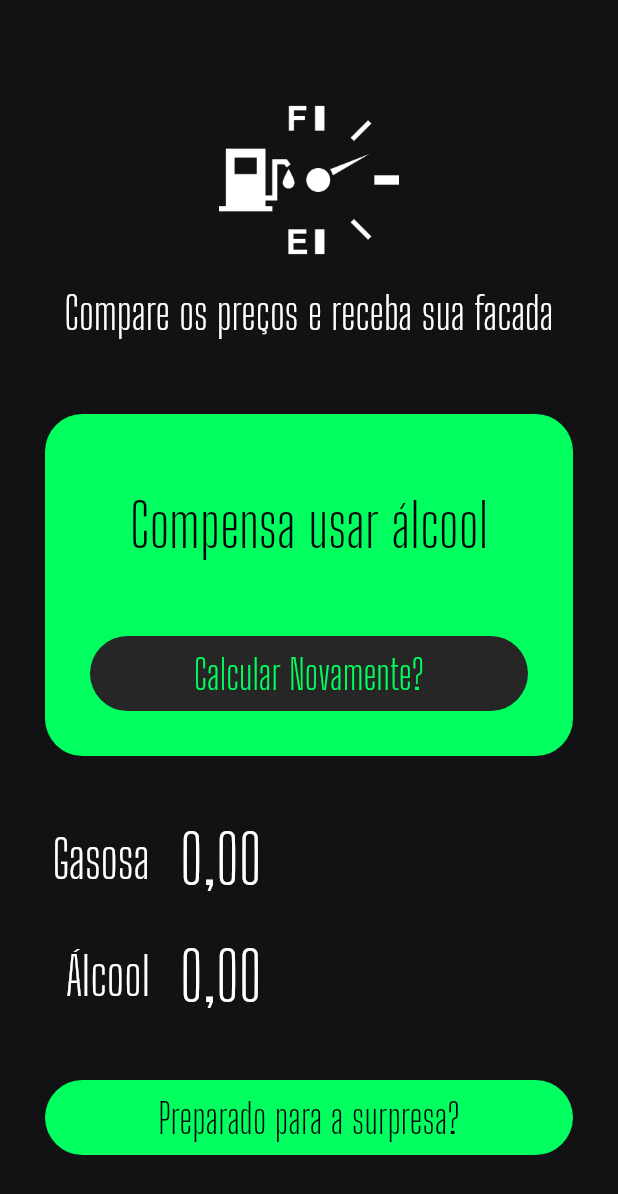
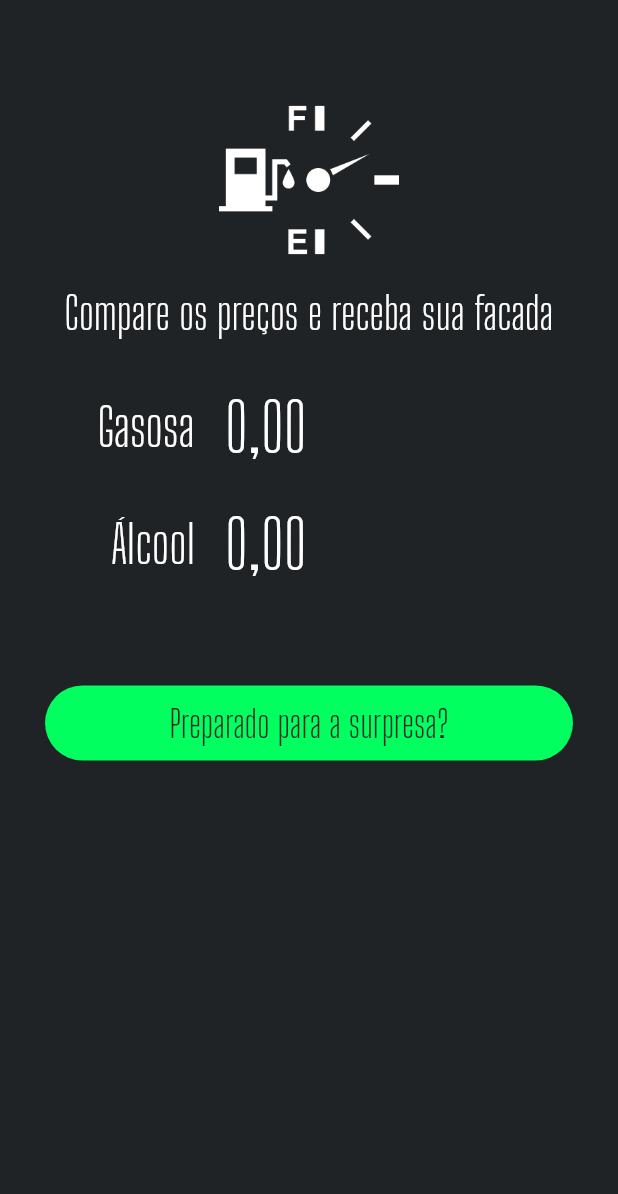
Before and after one commit to EliMarins/one_or_other, a Flutter app: the screen it shows after launch, on a phone screen of 412 x 824 dp. Shown: the top 1194 px of the screen. Run offline on Flutter 3.47's test engine with Material 2 defaults, Android fonts, the phone set to English and light mode, and no system bars; our stand-ins replace flutter_masked_text.

Commit message:
Projeto quase finalizado, foi realizado mudancas na estrutura

```diff
--- a/lib/main.dart
+++ b/lib/main.dart
@@ -1,6 +1,9 @@
 import 'package:flutter/material.dart';
 import 'package:flutter_masked_text/flutter_masked_text.dart';
+import 'package:one_or_other/widgets/loading-button.widget.dart';
 import 'package:one_or_other/widgets/logo.widget.dart';
+import 'package:one_or_other/widgets/submit-file.widget.dart';
+import 'package:one_or_other/widgets/sucess.widget.dart';
 
 import 'widgets/input.widget.dart';
 
@@ -29,84 +32,16 @@
   @override
   Widget build(BuildContext context) {
     return Scaffold(
-      backgroundColor: Color(0xff121214),
+      backgroundColor: Color(0xff202326),
       body: ListView(
         children: <Widget>[
           Logo(),
-          Container(
-            margin: EdgeInsets.all(30),
-            decoration: BoxDecoration(
-                color: Color(0xff00ff5f),
-                borderRadius: BorderRadius.circular(
-                  25,
-                )),
-            child: Column(
-              children: <Widget>[
-                SizedBox(
-                  height: 50,
-                ),
-                Text(
-                  "Compensa usar álcool",
-                  style: TextStyle(
-                    color: Colors.black.withOpacity(1.0),
-                    fontSize: 40,
-                    fontFamily: "Big Shoulders Display",
-                  ),
-                  textAlign: TextAlign.center,
-                ),
-                SizedBox(
-                  height: 20,
-                ),
-                Container(
-                    margin: EdgeInsets.all(30),
-                    height: 50,
-                    width: double.infinity,
-                    decoration: BoxDecoration(
-                        color: Color(0xff262626),
-                        borderRadius: BorderRadius.circular(
-                          60,
-                        )),
-                    child: FlatButton(
-                      child: Text(
-                        "Calcular Novamente?",
-                        style: TextStyle(
-                          color: Color(0xff00ff5f),
-                          fontSize: 27,
-                          fontFamily: "Big Shoulders Display",
-                        ),
-                      ),
-                      onPressed: () {},
-                    ))
-              ],
-            ),
+          SubmitForm(
+            alcCtrl: _alcCtrl,
+            gasCtrl: _gasCtrl,
+            submitFunc: () {},
+            ocupado: false,
           ),
-          Input(
-            ctrl: _gasCtrl,
-            label: "Gasosa",
-          ),
-          Input(
-            ctrl: _alcCtrl,
-            label: "Álcool",
-          ),
-          Container(
-              margin: EdgeInsets.all(30),
-              height: 50,
-              decoration: BoxDecoration(
-                  color: Color(0xff00ff5f),
-                  borderRadius: BorderRadius.circular(
-                    60,
-                  )),
-              child: FlatButton(
-                child: Text(
-                  "Preparado para a surpresa?",
-                  style: TextStyle(
-                    color: Colors.black.withOpacity(1.0),
-                    fontSize: 27,
-                    fontFamily: "Big Shoulders Display",
-                  ),
-                ),
-                onPressed: () {},
-              ))
         ],
       ),
     );
--- /dev/null
+++ b/lib/widgets/loading-button.widget.dart
@@ -0,0 +1,48 @@
+import 'package:flutter/material.dart';
+
+class LoadButton extends StatelessWidget {
+  var ocupado = false;
+  var invert = false;
+
+  Function func;
+  var text = "";
+
+  LoadButton({
+    @required this.ocupado,
+    @required this.invert,
+    @required this.func,
+    @required this.text,
+  });
+
+  @override
+  Widget build(BuildContext context) {
+    return ocupado
+        ? Container(
+            alignment: Alignment.center,
+            height: 50,
+            child: CircularProgressIndicator(
+              backgroundColor: Colors.white,
+            ),
+          )
+        : Container(
+            margin: EdgeInsets.all(30),
+            height: 50,
+            width: double.infinity,
+            decoration: BoxDecoration(
+                color: Color(0xff00ff5f),
+                borderRadius: BorderRadius.circular(
+                  60,
+                )),
+            child: FlatButton(
+              child: Text(
+                text,
+                style: TextStyle(
+                  color: Color(0xff262626),
+                  fontSize: 25,
+                  fontFamily: "Big Shoulders Display",
+                ),
+              ),
+              onPressed: func,
+            ));
+  }
+}
--- /dev/null
+++ b/lib/widgets/submit-file.widget.dart
@@ -0,0 +1,50 @@
+import 'package:flutter/material.dart';
+import 'package:flutter_masked_text/flutter_masked_text.dart';
+
+import 'input.widget.dart';
+import 'loading-button.widget.dart';
+
+class SubmitForm extends StatelessWidget {
+  var gasCtrl = new MoneyMaskedTextController();
+  var alcCtrl = new MoneyMaskedTextController();
+  var ocupado = false;
+  Function submitFunc;
+
+  SubmitForm({
+    @required this.alcCtrl,
+    @required this.gasCtrl,
+    @required this.ocupado,
+    @required this.submitFunc,
+  });
+
+  @override
+  Widget build(BuildContext context) {
+    return Column(
+      children: <Widget>[
+        Padding(
+          padding: EdgeInsets.only(left: 30, right: 30),
+          child: Input(
+            label: "Gasosa",
+            ctrl: gasCtrl,
+          ),
+        ),
+        Padding(
+          padding: EdgeInsets.only(left: 30, right: 30),
+          child: Input(
+            label: "Álcool",
+            ctrl: alcCtrl,
+          ),
+        ),
+        SizedBox(
+          height: 25,
+        ),
+        LoadButton(
+          ocupado: ocupado,
+          invert: false,
+          text: "Preparado para a surpresa?",
+          func: submitFunc,
+        ),
+      ],
+    );
+  }
+}
--- /dev/null
+++ b/lib/widgets/sucess.widget.dart
@@ -0,0 +1,50 @@
+import 'package:flutter/material.dart';
+
+import 'loading-button.widget.dart';
+
+class Sucess extends StatelessWidget {
+  var result = "";
+  Function reset;
+
+  Sucess({
+    @required this.result,
+    @required this.reset,
+  });
+
+  @override
+  Widget build(BuildContext context) {
+    return Container(
+      margin: EdgeInsets.all(30),
+      decoration: BoxDecoration(
+          color: Color(0xff262626),
+          borderRadius: BorderRadius.circular(
+            25,
+          )),
+      child: Column(
+        children: <Widget>[
+          SizedBox(
+            height: 50,
+          ),
+          Text(
+            result,
+            style: TextStyle(
+              color: Colors.white,
+              fontSize: 40,
+              fontFamily: "Big Shoulders Display",
+            ),
+            textAlign: TextAlign.center,
+          ),
+          SizedBox(
+            height: 20,
+          ),
+          LoadButton(
+            ocupado: false,
+            invert: false,
+            text: "Se assustou? Calcule novamente!",
+            func: reset,
+          ),
+        ],
+      ),
+    );
+  }
+}
```
